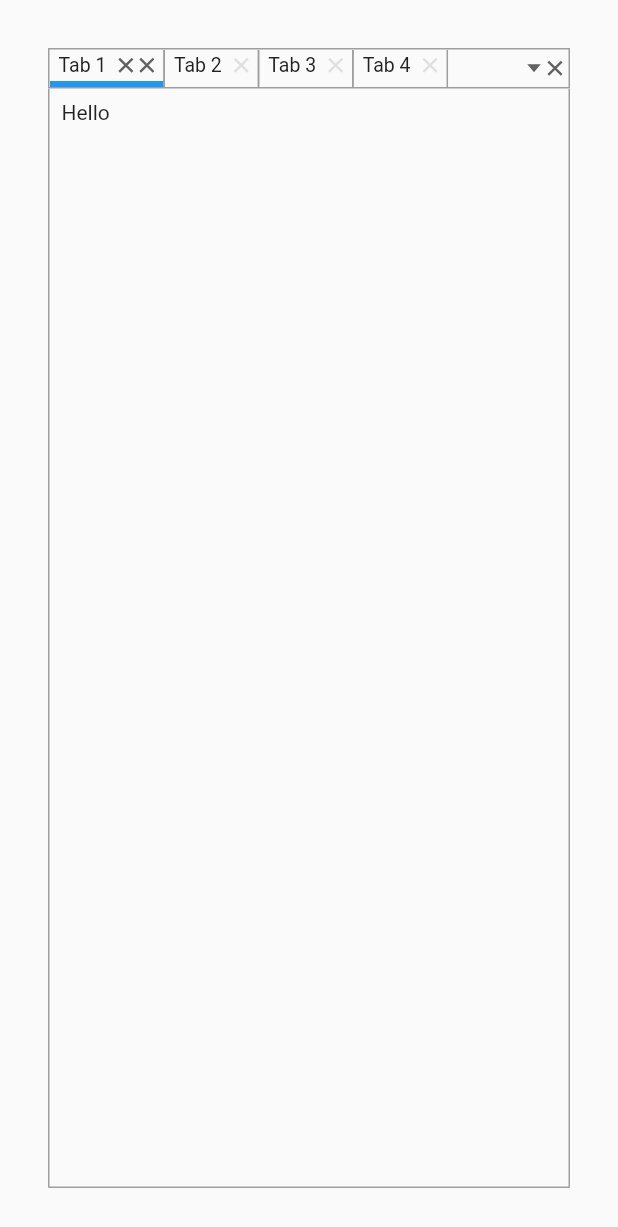
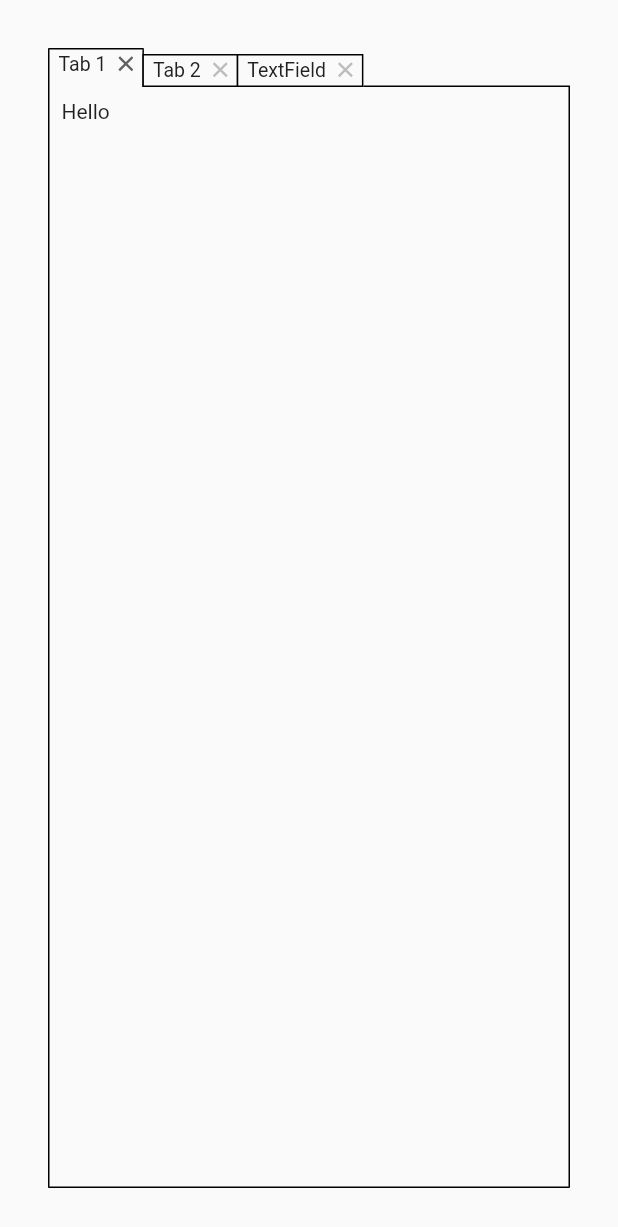
Before and after one commit to caduandrade/tabbed_view, a Flutter app: the screen it shows after launch, on a phone screen of 412 x 824 dp. Shown: the top 1227 px of the screen. Run offline on Flutter 3.47's test engine with Material 2 defaults, Android fonts, the phone set to English and light mode, and no system bars.

Commit message:
Simplifying the example

```diff
--- a/example/lib/main.dart
+++ b/example/lib/main.dart
@@ -28,14 +28,11 @@ class _TabbedViewExamplePageState extends State<TabbedViewExamplePage> {
 
     tabs.add(TabData(
         text: 'Tab 1',
-        buttons: [TabButton(iconPath: TabbedViewIcons.close,onPressed: (){})],
         content: Padding(child: Text('Hello'), padding: EdgeInsets.all(8))));
-    for(int i = 2; i< 8;i++) {
-      tabs.add(TabData(
-          text: 'Tab $i',
-          content:
-          Padding(child: Text('Hello again'), padding: EdgeInsets.all(8))));
-    }
+    tabs.add(TabData(
+        text: 'Tab 2',
+        content:
+            Padding(child: Text('Hello again'), padding: EdgeInsets.all(8))));
     tabs.add(TabData(
         text: 'TextField',
         content: Padding(
@@ -50,14 +47,8 @@ class _TabbedViewExamplePageState extends State<TabbedViewExamplePage> {
 
   @override
   Widget build(BuildContext context) {
-    TabbedView tabbedView = TabbedView(controller: _controller,tabsAreaButtonsBuilder: _tabsAreaButtonsBuilder);
-    TabbedViewTheme theme = TabbedViewTheme(child: tabbedView, data: TabbedViewThemeData.mobile());
+    TabbedView tabbedView = TabbedView(controller: _controller);
     return Scaffold(
-        body: Container(child: theme, padding: EdgeInsets.all(32)));
-  }
-
-  List<TabButton> _tabsAreaButtonsBuilder(
-      BuildContext context, int tabsCount){
-    return [TabButton(iconPath: TabbedViewIcons.close,onPressed: (){})];
+        body: Container(child: tabbedView, padding: EdgeInsets.all(32)));
   }
 }
```
